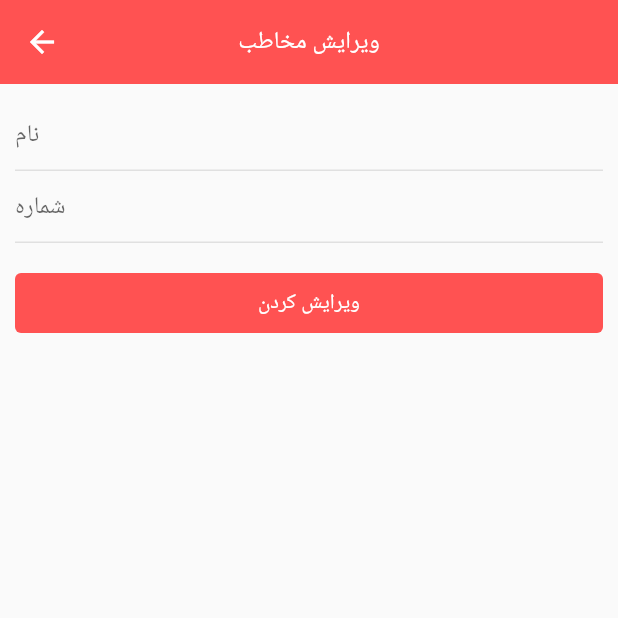
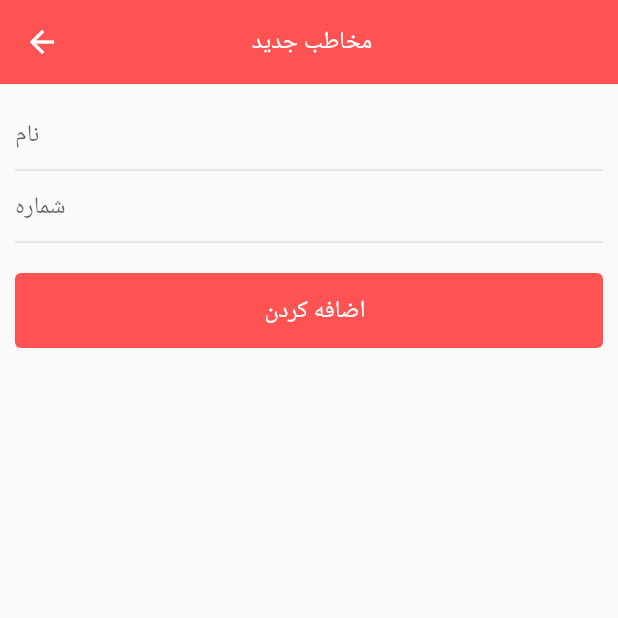
Before and after one commit to MEbadifar/Flutter_contacts_app, a Flutter app: the AddEditScreen screen opened directly, on a phone screen of 412 x 824 dp, the top half of it. Run offline on Flutter 3.47's test engine with Material 2 defaults, Android fonts, the phone set to English and light mode, and no system bars; our stand-ins replace connectivity_plus, cool_alert, device_info_plus, shared_preferences; accounts and stored records are empty.

Commit message:
make App Responsive and add button correct

```diff
--- a/lib/screens/add_edit_screen.dart
+++ b/lib/screens/add_edit_screen.dart
@@ -1,7 +1,7 @@
+import 'package:contacts_app/utils/responsive.dart';
 import 'package:contacts_app/widget/my_button_widget.dart';
 import 'package:contacts_app/widget/my_textfield_widget.dart';
 import 'package:flutter/material.dart';
-
 import '../utils/network.dart';
 
 class AddEditScreen extends StatefulWidget {
@@ -22,11 +22,14 @@ class _AddEditScreenState extends State<AddEditScreen> {
       key: formKey,
       child: Scaffold(
         appBar: AppBar(
-          elevation: 0,
+          elevation: 0.0,
           backgroundColor: Colors.redAccent,
           title: Text(
-            AddEditScreen.id == 0 ? 'ویرایش مخاطب' : 'مخاطب جدید',
-            style: const TextStyle(fontSize: 16),
+            AddEditScreen.id == 0 ? ' مخاطب جدید' : 'ویرایش مخاطب',
+            style: TextStyle(
+                fontSize: ScreenUtil(context).screenWidth < 1000
+                    ? 16
+                    : ScreenUtil(context).screenWidth * 0.013),
           ),
           centerTitle: true,
         ),
@@ -50,7 +53,6 @@ class _AddEditScreenState extends State<AddEditScreen> {
               ButtonWidget(
                 onPressed: () {
                   if (formKey.currentState!.validate()) {
-                    //
                     Network.checkInternet(context);
                     Future.delayed(const Duration(seconds: 3)).then(
                       (value) {
@@ -87,7 +89,7 @@ class _AddEditScreenState extends State<AddEditScreen> {
 
                   }
                 },
-                text: AddEditScreen.id == 0 ? 'ویرایش کردن' : 'اضافه کردن',
+                text: AddEditScreen.id == 0 ? '  اضافه کردن' : 'ویرایش کردن',
               ),
             ],
           ),
--- /dev/null
+++ b/lib/utils/responsive.dart
@@ -0,0 +1,6 @@
+import 'package:flutter/cupertino.dart';
+
+extension ScreenUtil on BuildContext {
+  get screenWidth => MediaQuery.of(this).size.width;
+  get screenheight => MediaQuery.of(this).size.height;
+}
--- a/lib/widget/my_button_widget.dart
+++ b/lib/widget/my_button_widget.dart
@@ -1,3 +1,4 @@
+import 'package:contacts_app/utils/responsive.dart';
 import 'package:flutter/material.dart';
 
 class ButtonWidget extends StatelessWidget {
@@ -14,14 +15,20 @@ class ButtonWidget extends StatelessWidget {
   Widget build(BuildContext context) {
     return SizedBox(
       width: double.infinity,
-      height: 40.0,
+      height: 50.0,
       child: ElevatedButton(
         style: TextButton.styleFrom(
           elevation: 0,
           backgroundColor: Colors.redAccent,
         ),
         onPressed: onPressed,
-        child: Text(text),
+        child: Text(
+          text,
+          style: TextStyle(
+              fontSize: ScreenUtil(context).screenWidth < 1000
+                  ? 16
+                  : ScreenUtil(context).screenWidth * 0.013),
+        ),
       ),
     );
   }
--- a/lib/widget/my_textfield_widget.dart
+++ b/lib/widget/my_textfield_widget.dart
@@ -1,3 +1,4 @@
+import 'package:contacts_app/utils/responsive.dart';
 import 'package:flutter/material.dart';
 
 class MyTextField extends StatelessWidget {
@@ -19,6 +20,10 @@ class MyTextField extends StatelessWidget {
   @override
   Widget build(BuildContext context) {
     return TextFormField(
+      style: TextStyle(
+          fontSize: ScreenUtil(context).screenWidth < 1000
+              ? 16
+              : ScreenUtil(context).screenWidth * 0.013),
       enabled: isEnabled,
       validator: (value) {
         if (value == null || value.isEmpty) {
```
Also changed, not shown: lib/screens/home_screen.dart (+40 -6 lines), lib/screens/license_screen.dart (+6 -2 lines).
